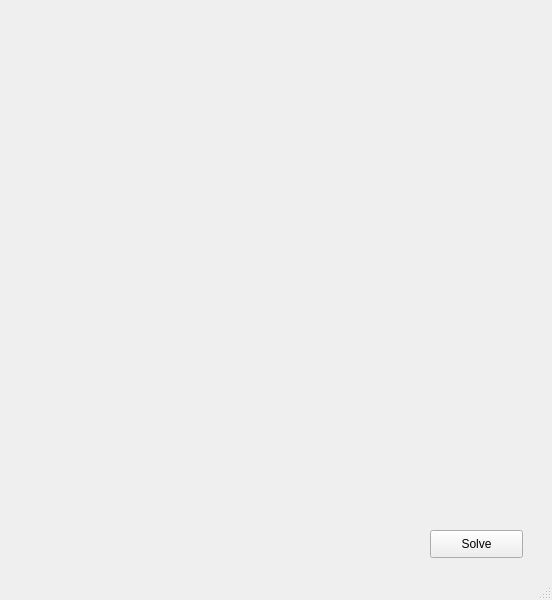
This is src/mainwindow.ui in Lasall/qt-sudoku as Qt 5 draws it before an edit. The edited form follows.
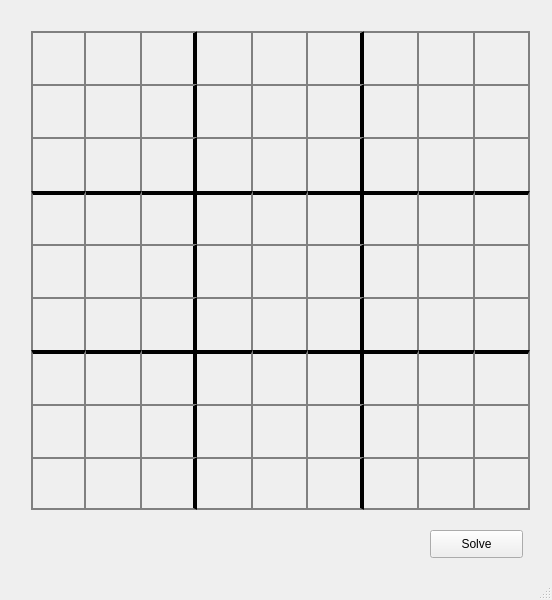
This is the edited form.

Commit message: Borders around Sudoku

The edit to the form file:
```diff
--- a/src/mainwindow.ui
+++ b/src/mainwindow.ui
@@ -52,8 +52,15 @@
      <property name="sizeConstraint">
       <enum>QLayout::SetDefaultConstraint</enum>
      </property>
+     <property name="spacing">
+      <number>0</number>
+     </property>
      <item row="7" column="3">
       <widget class="QLabel" name="label_37">
+       <property name="styleSheet">
+        <string notr="true">border-top: 2px solid grey;
+border-right: 2px solid grey;</string>
+       </property>
        <property name="text">
         <string/>
        </property>
@@ -67,6 +74,10 @@
      </item>
      <item row="1" column="7">
       <widget class="QLabel" name="label_71">
+       <property name="styleSheet">
+        <string notr="true">border-top: 2px solid grey;
+border-right: 2px solid grey;</string>
+       </property>
        <property name="text">
         <string/>
        </property>
@@ -80,6 +91,10 @@
      </item>
      <item row="0" column="8">
       <widget class="QLabel" name="label_80">
+       <property name="styleSheet">
+        <string notr="true">border-top: 2px solid grey;
+border-right: 2px solid grey;</string>
+       </property>
        <property name="text">
         <string/>
        </property>
@@ -93,6 +108,10 @@
      </item>
      <item row="2" column="6">
       <widget class="QLabel" name="label_62">
+       <property name="styleSheet">
+        <string notr="true">border-top: 2px solid grey;
+border-right: 2px solid grey;</string>
+       </property>
        <property name="text">
         <string/>
        </property>
@@ -106,6 +125,10 @@
      </item>
      <item row="6" column="3">
       <widget class="QLabel" name="label_36">
+       <property name="styleSheet">
+        <string notr="true">border-top: 4px solid black;
+border-right: 2px solid grey;</string>
+       </property>
        <property name="text">
         <string/>
        </property>
@@ -119,6 +142,10 @@
      </item>
      <item row="5" column="3">
       <widget class="QLabel" name="label_35">
+       <property name="styleSheet">
+        <string notr="true">border-top: 2px solid grey;
+border-right: 2px solid grey;</string>
+       </property>
        <property name="text">
         <string/>
        </property>
@@ -132,6 +159,10 @@
      </item>
      <item row="4" column="5">
       <widget class="QLabel" name="label_54">
+       <property name="styleSheet">
+        <string notr="true">border-top: 2px solid grey;
+border-right: 4px solid black;</string>
+       </property>
        <property name="text">
         <string/>
        </property>
@@ -145,6 +176,14 @@
      </item>
      <item row="0" column="0">
       <widget class="QLabel" name="label_00">
+       <property name="enabled">
+        <bool>true</bool>
+       </property>
+       <property name="styleSheet">
+        <string notr="true">border-top: 2px solid grey;
+border-left: 2px solid grey;
+border-right: 2px solid grey;</string>
+       </property>
        <property name="text">
         <string/>
        </property>
@@ -158,6 +197,10 @@
      </item>
      <item row="5" column="4">
       <widget class="QLabel" name="label_45">
+       <property name="styleSheet">
+        <string notr="true">border-top: 2px solid grey;
+border-right: 2px solid grey;</string>
+       </property>
        <property name="text">
         <string/>
        </property>
@@ -171,6 +214,10 @@
      </item>
      <item row="5" column="2">
       <widget class="QLabel" name="label_25">
+       <property name="styleSheet">
+        <string notr="true">border-top: 2px solid grey;
+border-right: 4px solid black;</string>
+       </property>
        <property name="text">
         <string/>
        </property>
@@ -184,6 +231,11 @@
      </item>
      <item row="5" column="0">
       <widget class="QLabel" name="label_05">
+       <property name="styleSheet">
+        <string notr="true">border-top: 2px solid grey;
+border-left: 2px solid grey;
+border-right: 2px solid grey;</string>
+       </property>
        <property name="text">
         <string/>
        </property>
@@ -197,6 +249,10 @@
      </item>
      <item row="1" column="6">
       <widget class="QLabel" name="label_61">
+       <property name="styleSheet">
+        <string notr="true">border-top: 2px solid grey;
+border-right: 2px solid grey;</string>
+       </property>
        <property name="text">
         <string/>
        </property>
@@ -210,6 +266,11 @@
      </item>
      <item row="4" column="0">
       <widget class="QLabel" name="label_04">
+       <property name="styleSheet">
+        <string notr="true">border-top: 2px solid grey;
+border-left: 2px solid grey;
+border-right: 2px solid grey;</string>
+       </property>
        <property name="text">
         <string/>
        </property>
@@ -223,6 +284,10 @@
      </item>
      <item row="5" column="8">
       <widget class="QLabel" name="label_85">
+       <property name="styleSheet">
+        <string notr="true">border-top: 2px solid grey;
+border-right: 2px solid grey;</string>
+       </property>
        <property name="text">
         <string/>
        </property>
@@ -236,6 +301,10 @@
      </item>
      <item row="3" column="8">
       <widget class="QLabel" name="label_83">
+       <property name="styleSheet">
+        <string notr="true">border-top: 4px solid black;
+border-right: 2px solid grey;</string>
+       </property>
        <property name="text">
         <string/>
        </property>
@@ -249,6 +318,12 @@
      </item>
      <item row="8" column="0">
       <widget class="QLabel" name="label_08">
+       <property name="styleSheet">
+        <string notr="true">border-top: 2px solid grey;
+border-left: 2px solid grey;
+border-right: 2px solid grey;
+border-bottom: 2px solid grey;</string>
+       </property>
        <property name="text">
         <string/>
        </property>
@@ -262,6 +337,10 @@
      </item>
      <item row="3" column="6">
       <widget class="QLabel" name="label_63">
+       <property name="styleSheet">
+        <string notr="true">border-top: 4px solid black;
+border-right: 2px solid grey;</string>
+       </property>
        <property name="text">
         <string/>
        </property>
@@ -275,6 +354,11 @@
      </item>
      <item row="8" column="8">
       <widget class="QLabel" name="label_88">
+       <property name="styleSheet">
+        <string notr="true">border-top: 2px solid grey;
+border-right: 2px solid grey;
+border-bottom: 2px solid grey;</string>
+       </property>
        <property name="text">
         <string/>
        </property>
@@ -288,6 +372,10 @@
      </item>
      <item row="1" column="8">
       <widget class="QLabel" name="label_81">
+       <property name="styleSheet">
+        <string notr="true">border-top: 2px solid grey;
+border-right: 2px solid grey;</string>
+       </property>
        <property name="text">
         <string/>
        </property>
@@ -301,6 +389,10 @@
      </item>
      <item row="4" column="8">
       <widget class="QLabel" name="label_84">
+       <property name="styleSheet">
+        <string notr="true">border-top: 2px solid grey;
+border-right: 2px solid grey;</string>
+       </property>
        <property name="text">
         <string/>
        </property>
@@ -314,6 +406,10 @@
      </item>
      <item row="0" column="6">
       <widget class="QLabel" name="label_60">
+       <property name="styleSheet">
+        <string notr="true">border-top: 2px solid grey;
+border-right: 2px solid grey;</string>
+       </property>
        <property name="text">
         <string/>
        </property>
@@ -327,6 +423,11 @@
      </item>
      <item row="1" column="0">
       <widget class="QLabel" name="label_01">
+       <property name="styleSheet">
+        <string notr="true">border-top: 2px solid grey;
+border-left: 2px solid grey;
+border-right: 2px solid grey;</string>
+       </property>
        <property name="text">
         <string/>
        </property>
@@ -340,6 +441,11 @@
      </item>
      <item row="3" column="0">
       <widget class="QLabel" name="label_03">
+       <property name="styleSheet">
+        <string notr="true">border-top: 4px solid black;
+border-left: 2px solid grey;
+border-right: 2px solid grey;</string>
+       </property>
        <property name="text">
         <string/>
        </property>
@@ -353,6 +459,10 @@
      </item>
      <item row="4" column="6">
       <widget class="QLabel" name="label_64">
+       <property name="styleSheet">
+        <string notr="true">border-top: 2px solid grey;
+border-right: 2px solid grey;</string>
+       </property>
        <property name="text">
         <string/>
        </property>
@@ -366,6 +476,10 @@
      </item>
      <item row="5" column="6">
       <widget class="QLabel" name="label_65">
+       <property name="styleSheet">
+        <string notr="true">border-top: 2px solid grey;
+border-right: 2px solid grey;</string>
+       </property>
        <property name="text">
         <string/>
        </property>
@@ -379,6 +493,11 @@
      </item>
      <item row="8" column="6">
       <widget class="QLabel" name="label_68">
+       <property name="styleSheet">
+        <string notr="true">border-top: 2px solid grey;
+border-right: 2px solid grey;
+border-bottom: 2px solid grey;</string>
+       </property>
        <property name="text">
         <string/>
        </property>
@@ -392,6 +511,10 @@
      </item>
      <item row="5" column="1">
       <widget class="QLabel" name="label_15">
+       <property name="styleSheet">
+        <string notr="true">border-top: 2px solid grey;
+border-right: 2px solid grey;</string>
+       </property>
        <property name="text">
         <string/>
        </property>
@@ -405,6 +528,11 @@
      </item>
      <item row="6" column="0">
       <widget class="QLabel" name="label_06">
+       <property name="styleSheet">
+        <string notr="true">border-top: 4px solid black;
+border-left: 2px solid grey;
+border-right: 2px solid grey;</string>
+       </property>
        <property name="text">
         <string/>
        </property>
@@ -418,6 +546,11 @@
      </item>
      <item row="7" column="0">
       <widget class="QLabel" name="label_07">
+       <property name="styleSheet">
+        <string notr="true">border-top: 2px solid grey;
+border-left: 2px solid grey;
+border-right: 2px solid grey;</string>
+       </property>
        <property name="text">
         <string/>
        </property>
@@ -431,6 +564,10 @@
      </item>
      <item row="6" column="1">
       <widget class="QLabel" name="label_16">
+       <property name="styleSheet">
+        <string notr="true">border-top: 4px solid black;
+border-right: 2px solid grey;</string>
+       </property>
        <property name="text">
         <string/>
        </property>
@@ -444,6 +581,27 @@
      </item>
      <item row="7" column="1">
       <widget class="QLabel" name="label_17">
+       <property name="styleSheet">
+        <string notr="true">border-top: 2px solid grey;
+border-right: 2px solid grey;</string>
+       </property>
+       <property name="text">
+        <string/>
+       </property>
+       <property name="scaledContents">
+        <bool>true</bool>
+       </property>
+       <property name="alignment">
+        <set>Qt::AlignCenter</set>
+       </property>
+      </widget>
+     </item>
+     <item row="7" column="4">
+      <widget class="QLabel" name="label_47">
+       <property name="styleSheet">
+        <string notr="true">border-top: 2px solid grey;
+border-right: 2px solid grey;</string>
+       </property>
        <property name="text">
         <string/>
        </property>
@@ -457,6 +615,28 @@
      </item>
      <item row="8" column="1">
       <widget class="QLabel" name="label_18">
+       <property name="styleSheet">
+        <string notr="true">border-top: 2px solid grey;
+border-right: 2px solid grey;
+border-bottom: 2px solid grey;</string>
+       </property>
+       <property name="text">
+        <string/>
+       </property>
+       <property name="scaledContents">
+        <bool>true</bool>
+       </property>
+       <property name="alignment">
+        <set>Qt::AlignCenter</set>
+       </property>
+      </widget>
+     </item>
+     <item row="6" column="2">
+      <widget class="QLabel" name="label_26">
+       <property name="styleSheet">
+        <string notr="true">border-top: 4px solid black;
+border-right: 4px solid black;</string>
+       </property>
        <property name="text">
         <string/>
        </property>
@@ -470,6 +650,11 @@
      </item>
      <item row="8" column="2">
       <widget class="QLabel" name="label_28">
+       <property name="styleSheet">
+        <string notr="true">border-top: 2px solid grey;
+border-right: 4px solid black;
+border-bottom: 2px solid grey;</string>
+       </property>
        <property name="text">
         <string/>
        </property>
@@ -483,8 +668,9 @@
      </item>
      <item row="7" column="2">
       <widget class="QLabel" name="label_27">
-       <property name="text">
-        <string/>
+       <property name="styleSheet">
+        <string notr="true">border-top: 2px solid grey;
+border-right: 4px solid black;</string>
        </property>
        <property name="scaledContents">
         <bool>true</bool>
@@ -509,6 +695,10 @@
      </item>
      <item row="4" column="1">
       <widget class="QLabel" name="label_14">
+       <property name="styleSheet">
+        <string notr="true">border-top: 2px solid grey;
+border-right: 2px solid grey;</string>
+       </property>
        <property name="text">
         <string/>
        </property>
@@ -522,6 +712,10 @@
      </item>
      <item row="3" column="1">
       <widget class="QLabel" name="label_13">
+       <property name="styleSheet">
+        <string notr="true">border-top: 4px solid black;
+border-right: 2px solid grey;</string>
+       </property>
        <property name="text">
         <string/>
        </property>
@@ -535,6 +729,11 @@
      </item>
      <item row="2" column="0">
       <widget class="QLabel" name="label_02">
+       <property name="styleSheet">
+        <string notr="true">border-top: 2px solid grey;
+border-left: 2px solid grey;
+border-right: 2px solid grey;</string>
+       </property>
        <property name="text">
         <string/>
        </property>
@@ -548,6 +747,10 @@
      </item>
      <item row="2" column="1">
       <widget class="QLabel" name="label_12">
+       <property name="styleSheet">
+        <string notr="true">border-top: 2px solid grey;
+border-right: 2px solid grey;</string>
+       </property>
        <property name="text">
         <string/>
        </property>
@@ -561,6 +764,10 @@
      </item>
      <item row="1" column="1">
       <widget class="QLabel" name="label_11">
+       <property name="styleSheet">
+        <string notr="true">border-top: 2px solid grey;
+border-right: 2px solid grey;</string>
+       </property>
        <property name="text">
         <string/>
        </property>
@@ -574,6 +781,10 @@
      </item>
      <item row="0" column="1">
       <widget class="QLabel" name="label_10">
+       <property name="styleSheet">
+        <string notr="true">border-top: 2px solid grey;
+border-right: 2px solid grey;</string>
+       </property>
        <property name="text">
         <string/>
        </property>
@@ -587,6 +798,10 @@
      </item>
      <item row="0" column="2">
       <widget class="QLabel" name="label_20">
+       <property name="styleSheet">
+        <string notr="true">border-top: 2px solid grey;
+border-right: 4px solid black;</string>
+       </property>
        <property name="text">
         <string/>
        </property>
@@ -600,6 +815,10 @@
      </item>
      <item row="1" column="2">
       <widget class="QLabel" name="label_21">
+       <property name="styleSheet">
+        <string notr="true">border-top: 2px solid grey;
+border-right: 4px solid black;</string>
+       </property>
        <property name="text">
         <string/>
        </property>
@@ -613,6 +832,10 @@
      </item>
      <item row="2" column="2">
       <widget class="QLabel" name="label_22">
+       <property name="styleSheet">
+        <string notr="true">border-top: 2px solid grey;
+border-right: 4px solid black;</string>
+       </property>
        <property name="text">
         <string/>
        </property>
@@ -626,6 +849,10 @@
      </item>
      <item row="3" column="2">
       <widget class="QLabel" name="label_23">
+       <property name="styleSheet">
+        <string notr="true">border-top: 4px solid black;
+border-right: 4px solid black;</string>
+       </property>
        <property name="text">
         <string/>
        </property>
@@ -639,6 +866,10 @@
      </item>
      <item row="4" column="2">
       <widget class="QLabel" name="label_24">
+       <property name="styleSheet">
+        <string notr="true">border-top: 2px solid grey;
+border-right: 4px solid black;</string>
+       </property>
        <property name="text">
         <string/>
        </property>
@@ -652,8 +883,10 @@
      </item>
      <item row="8" column="3">
       <widget class="QLabel" name="label_38">
-       <property name="text">
-        <string/>
+       <property name="styleSheet">
+        <string notr="true">border-top: 2px solid grey;
+border-right: 2px solid grey;
+border-bottom: 2px solid grey;</string>
        </property>
        <property name="scaledContents">
         <bool>true</bool>
@@ -678,6 +911,11 @@
      </item>
      <item row="8" column="5">
       <widget class="QLabel" name="label_58">
+       <property name="styleSheet">
+        <string notr="true">border-top: 2px solid grey;
+border-right: 4px solid black;
+border-bottom: 2px solid grey;</string>
+       </property>
        <property name="text">
         <string/>
        </property>
@@ -691,6 +929,11 @@
      </item>
      <item row="8" column="7">
       <widget class="QLabel" name="label_78">
+       <property name="styleSheet">
+        <string notr="true">border-top: 2px solid grey;
+border-right: 2px solid grey;
+border-bottom: 2px solid grey;</string>
+       </property>
        <property name="text">
         <string/>
        </property>
@@ -704,6 +947,10 @@
      </item>
      <item row="4" column="3">
       <widget class="QLabel" name="label_34">
+       <property name="styleSheet">
+        <string notr="true">border-top: 2px solid grey;
+border-right: 2px solid grey;</string>
+       </property>
        <property name="text">
         <string/>
        </property>
@@ -717,6 +964,10 @@
      </item>
      <item row="3" column="3">
       <widget class="QLabel" name="label_33">
+       <property name="styleSheet">
+        <string notr="true">border-top: 4px solid black;
+border-right: 2px solid grey;</string>
+       </property>
        <property name="text">
         <string/>
        </property>
@@ -730,6 +981,10 @@
      </item>
      <item row="2" column="3">
       <widget class="QLabel" name="label_32">
+       <property name="styleSheet">
+        <string notr="true">border-top: 2px solid grey;
+border-right: 2px solid grey;</string>
+       </property>
        <property name="text">
         <string/>
        </property>
@@ -743,6 +998,10 @@
      </item>
      <item row="1" column="3">
       <widget class="QLabel" name="label_31">
+       <property name="styleSheet">
+        <string notr="true">border-top: 2px solid grey;
+border-right: 2px solid grey;</string>
+       </property>
        <property name="text">
         <string/>
        </property>
@@ -756,6 +1015,10 @@
      </item>
      <item row="0" column="3">
       <widget class="QLabel" name="label_30">
+       <property name="styleSheet">
+        <string notr="true">border-top: 2px solid grey;
+border-right: 2px solid grey;</string>
+       </property>
        <property name="text">
         <string/>
        </property>
@@ -769,6 +1032,10 @@
      </item>
      <item row="0" column="4">
       <widget class="QLabel" name="label_40">
+       <property name="styleSheet">
+        <string notr="true">border-top: 2px solid grey;
+border-right: 2px solid grey;</string>
+       </property>
        <property name="text">
         <string/>
        </property>
@@ -782,6 +1049,10 @@
      </item>
      <item row="1" column="4">
       <widget class="QLabel" name="label_41">
+       <property name="styleSheet">
+        <string notr="true">border-top: 2px solid grey;
+border-right: 2px solid grey;</string>
+       </property>
        <property name="text">
         <string/>
        </property>
@@ -795,6 +1066,10 @@
      </item>
      <item row="2" column="4">
       <widget class="QLabel" name="label_42">
+       <property name="styleSheet">
+        <string notr="true">border-top: 2px solid grey;
+border-right: 2px solid grey;</string>
+       </property>
        <property name="text">
         <string/>
        </property>
@@ -808,6 +1083,10 @@
      </item>
      <item row="3" column="4">
       <widget class="QLabel" name="label_43">
+       <property name="styleSheet">
+        <string notr="true">border-top: 4px solid black;
+border-right: 2px solid grey;</string>
+       </property>
        <property name="text">
         <string/>
        </property>
@@ -821,6 +1100,10 @@
      </item>
      <item row="4" column="4">
       <widget class="QLabel" name="label_44">
+       <property name="styleSheet">
+        <string notr="true">border-top: 2px solid grey;
+border-right: 2px solid grey;</string>
+       </property>
        <property name="text">
         <string/>
        </property>
@@ -834,8 +1117,9 @@
      </item>
      <item row="6" column="4">
       <widget class="QLabel" name="label_46">
-       <property name="text">
-        <string/>
+       <property name="styleSheet">
+        <string notr="true">border-top: 4px solid black;
+border-right: 2px solid grey;</string>
        </property>
        <property name="scaledContents">
         <bool>true</bool>
@@ -873,6 +1157,27 @@
      </item>
      <item row="6" column="5">
       <widget class="QLabel" name="label_56">
+       <property name="styleSheet">
+        <string notr="true">border-top: 4px solid black;
+border-right: 4px solid black;</string>
+       </property>
+       <property name="text">
+        <string/>
+       </property>
+       <property name="scaledContents">
+        <bool>true</bool>
+       </property>
+       <property name="alignment">
+        <set>Qt::AlignCenter</set>
+       </property>
+      </widget>
+     </item>
+     <item row="7" column="5">
+      <widget class="QLabel" name="label_57">
+       <property name="styleSheet">
+        <string notr="true">border-top: 2px solid grey;
+border-right: 4px solid black;</string>
+       </property>
        <property name="text">
         <string/>
        </property>
@@ -886,6 +1191,10 @@
      </item>
      <item row="5" column="5">
       <widget class="QLabel" name="label_55">
+       <property name="styleSheet">
+        <string notr="true">border-top: 2px solid grey;
+border-right: 4px solid black;</string>
+       </property>
        <property name="text">
         <string/>
        </property>
@@ -899,6 +1208,10 @@
      </item>
      <item row="3" column="5">
       <widget class="QLabel" name="label_53">
+       <property name="styleSheet">
+        <string notr="true">border-top: 4px solid black;
+border-right: 4px solid black;</string>
+       </property>
        <property name="text">
         <string/>
        </property>
@@ -912,6 +1225,10 @@
      </item>
      <item row="2" column="5">
       <widget class="QLabel" name="label_52">
+       <property name="styleSheet">
+        <string notr="true">border-top: 2px solid grey;
+border-right: 4px solid black;</string>
+       </property>
        <property name="text">
         <string/>
        </property>
@@ -925,6 +1242,10 @@
      </item>
      <item row="1" column="5">
       <widget class="QLabel" name="label_51">
+       <property name="styleSheet">
+        <string notr="true">border-top: 2px solid grey;
+border-right: 4px solid black;</string>
+       </property>
        <property name="text">
         <string/>
        </property>
@@ -938,6 +1259,10 @@
      </item>
      <item row="0" column="5">
       <widget class="QLabel" name="label_50">
+       <property name="styleSheet">
+        <string notr="true">border-top: 2px solid grey;
+border-right: 4px solid black;</string>
+       </property>
        <property name="text">
         <string/>
        </property>
@@ -951,6 +1276,10 @@
      </item>
      <item row="0" column="7">
       <widget class="QLabel" name="label_70">
+       <property name="styleSheet">
+        <string notr="true">border-top: 2px solid grey;
+border-right: 2px solid grey;</string>
+       </property>
        <property name="text">
         <string/>
        </property>
@@ -964,6 +1293,10 @@
      </item>
      <item row="2" column="7">
       <widget class="QLabel" name="label_72">
+       <property name="styleSheet">
+        <string notr="true">border-top: 2px solid grey;
+border-right: 2px solid grey;</string>
+       </property>
        <property name="text">
         <string/>
        </property>
@@ -977,6 +1310,10 @@
      </item>
      <item row="2" column="8">
       <widget class="QLabel" name="label_82">
+       <property name="styleSheet">
+        <string notr="true">border-top: 2px solid grey;
+border-right: 2px solid grey;</string>
+       </property>
        <property name="text">
         <string/>
        </property>
@@ -990,6 +1327,10 @@
      </item>
      <item row="3" column="7">
       <widget class="QLabel" name="label_73">
+       <property name="styleSheet">
+        <string notr="true">border-top: 4px solid black;
+border-right: 2px solid grey;</string>
+       </property>
        <property name="text">
         <string/>
        </property>
@@ -1003,6 +1344,10 @@
      </item>
      <item row="4" column="7">
       <widget class="QLabel" name="label_74">
+       <property name="styleSheet">
+        <string notr="true">border-top: 2px solid grey;
+border-right: 2px solid grey;</string>
+       </property>
        <property name="text">
         <string/>
        </property>
@@ -1016,6 +1361,10 @@
      </item>
      <item row="5" column="7">
       <widget class="QLabel" name="label_75">
+       <property name="styleSheet">
+        <string notr="true">border-top: 2px solid grey;
+border-right: 2px solid grey;</string>
+       </property>
        <property name="text">
         <string/>
        </property>
@@ -1029,6 +1378,10 @@
      </item>
      <item row="6" column="6">
       <widget class="QLabel" name="label_66">
+       <property name="styleSheet">
+        <string notr="true">border-top: 4px solid black;
+border-right: 2px solid grey;</string>
+       </property>
        <property name="text">
         <string/>
        </property>
@@ -1042,6 +1395,10 @@
      </item>
      <item row="7" column="6">
       <widget class="QLabel" name="label_67">
+       <property name="styleSheet">
+        <string notr="true">border-top: 2px solid grey;
+border-right: 2px solid grey;</string>
+       </property>
        <property name="text">
         <string/>
        </property>
@@ -1055,6 +1412,10 @@
      </item>
      <item row="6" column="7">
       <widget class="QLabel" name="label_76">
+       <property name="styleSheet">
+        <string notr="true">border-top: 4px solid black;
+border-right: 2px solid grey;</string>
+       </property>
        <property name="text">
         <string/>
        </property>
@@ -1068,6 +1429,10 @@
      </item>
      <item row="7" column="7">
       <widget class="QLabel" name="label_77">
+       <property name="styleSheet">
+        <string notr="true">border-top: 2px solid grey;
+border-right: 2px solid grey;</string>
+       </property>
        <property name="text">
         <string/>
        </property>
@@ -1081,6 +1446,10 @@
      </item>
      <item row="6" column="8">
       <widget class="QLabel" name="label_86">
+       <property name="styleSheet">
+        <string notr="true">border-top: 4px solid black;
+border-right: 2px solid grey;</string>
+       </property>
        <property name="text">
         <string/>
        </property>
@@ -1094,6 +1463,28 @@
      </item>
      <item row="7" column="8">
       <widget class="QLabel" name="label_87">
+       <property name="styleSheet">
+        <string notr="true">border-top: 2px solid grey;
+border-right: 2px solid grey;</string>
+       </property>
+       <property name="text">
+        <string/>
+       </property>
+       <property name="scaledContents">
+        <bool>true</bool>
+       </property>
+       <property name="alignment">
+        <set>Qt::AlignCenter</set>
+       </property>
+      </widget>
+     </item>
+     <item row="8" column="4">
+      <widget class="QLabel" name="label_48">
+       <property name="styleSheet">
+        <string notr="true">border-top: 2px solid grey;
+border-right: 2px solid grey;
+border-bottom: 2px solid grey;</string>
+       </property>
        <property name="text">
         <string/>
        </property>
```
Left out of the diff: 45 changed lines with no effect on the pictures. The commit also changes 5 other files.
